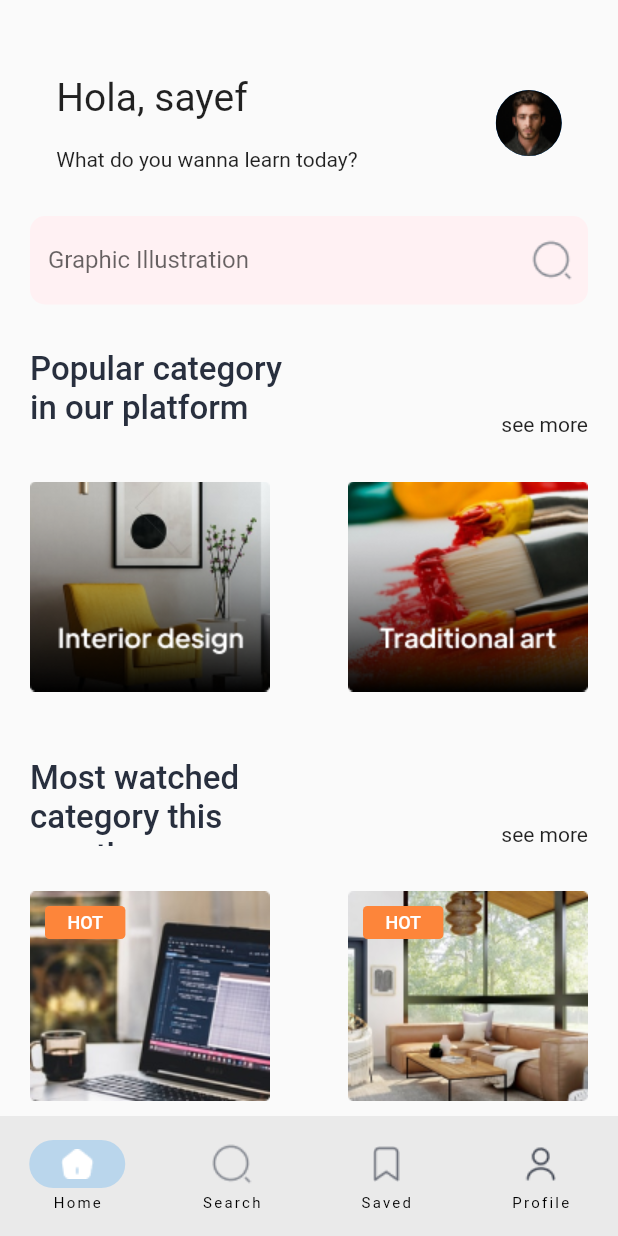
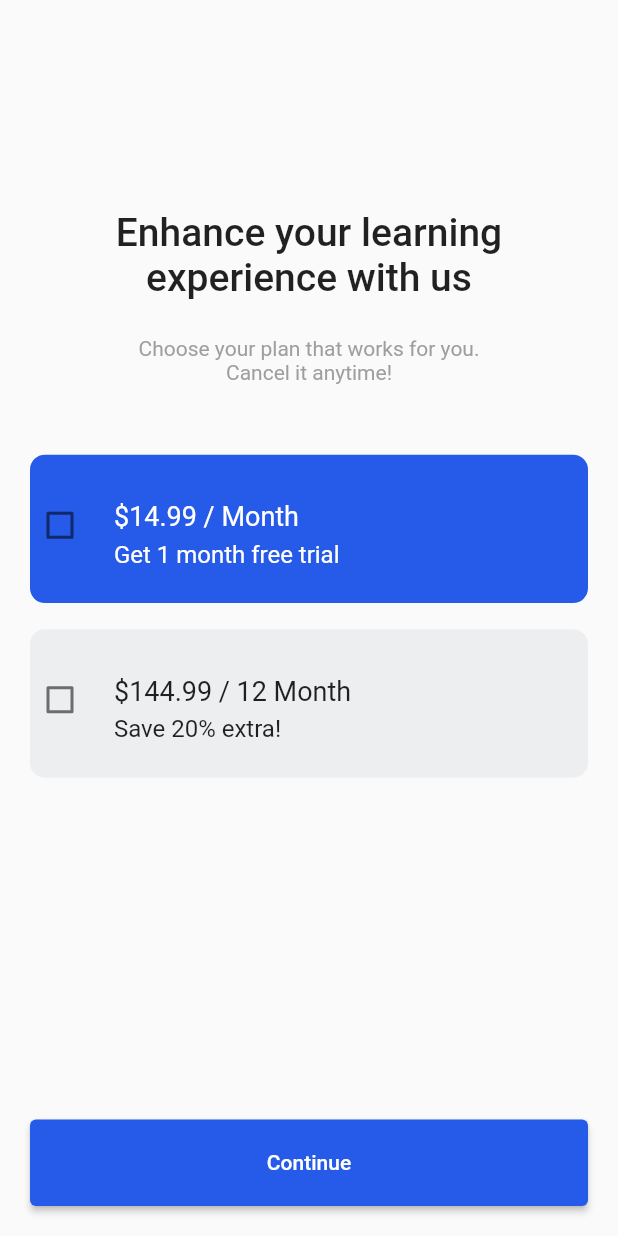
Before and after one commit to Glitch-bug/e_learning, a Flutter app: the screen it shows after launch, on a phone screen of 412 x 824 dp. Run offline on Flutter 3.47's test engine with Material 2 defaults, Android fonts, the phone set to English and light mode, and no system bars; our stand-ins replace flutter_switch, lite_rolling_switch.

Commit message:
teacher N payment

```diff
--- a/lib/home/frame.dart
+++ b/lib/home/frame.dart
@@ -24,6 +24,7 @@ class _FrameState extends State<Frame> {
   Widget build(BuildContext context){
     return Scaffold(
       body: pages[currentPage],
+
       bottomNavigationBar: NavigationBar(
         destinations: [
           NavigationDestination(icon: Image.asset("images/icons/Some.png"), label: "Home"),
--- a/lib/home/home.dart
+++ b/lib/home/home.dart
@@ -1,5 +1,7 @@
 import "package:flutter/material.dart";
 import "package:e_learning/home/section.dart";
+import "package:e_learning/course/frame.dart";
+import "package:e_learning/teacher/teacher.dart";
 
 class Home extends StatelessWidget{
   const Home({super.key});
@@ -70,11 +72,11 @@ class Home extends StatelessWidget{
               ),
               Padding(
                 padding: const EdgeInsets.only(top:30),
-                child: Section(heading:"Most watched category this month", image_1: "images/Group 1.png", image_2:"images/Group 2.png", width: 190, title: "HTML, CSS for noob and nerds", descr: "Sayef Mahmud, PixelCo", title1: "Modern Interior design for beginner!", descr1: "Samantha Rossye", badge:"HOT", badge1:"NEW", rate:4.5, rate1:4.35 ),
+                child: Section(heading:"Most watched category this month", image_1: "images/Group 1.png", image_2:"images/Group 2.png", width: 190, title: "HTML, CSS for noob and nerds", descr: "Sayef Mahmud, PixelCo", title1: "Modern Interior design for beginner!", descr1: "Samantha Rossye", badge:"HOT", badge1:"NEW", rate:4.5, rate1:4.35, loc: const CourseFrame(), loc1:  const CourseFrame(),),
               ),
               Padding(
                 padding: const EdgeInsets.only(top:30),
-                child: Section(heading:"Our top popular teacher this month", image_1: "images/Teacher 1.png", image_2:"images/Teacher 2.png", width: 195,),
+                child: Section(heading:"Our top popular teacher this month", image_1: "images/Teacher 1.png", image_2:"images/Teacher 2.png", width: 195, loc: Teacher()),
               ),
               Padding(
                 padding: const EdgeInsets.symmetric(vertical:40),
--- a/lib/main.dart
+++ b/lib/main.dart
@@ -2,7 +2,7 @@ import 'package:flutter/material.dart';
 import 'package:e_learning/splash_sign/splash.dart';
 import 'package:e_learning/forgotten/reset_pass.dart';
 import 'package:e_learning/home/frame.dart';
-import 'package:e_learning/home/teachers.dart';
+import 'package:e_learning/teacher/payment.dart';
 
 void main() {
   runApp(const MyApp());
@@ -29,7 +29,7 @@ class MyApp extends StatelessWidget {
         // is not restarted.
         primarySwatch: Colors.blue,
       ),
-      home: const Frame(),
+      home: Payment(),
     );
   }
 }
--- /dev/null
+++ b/lib/teacher/payment.dart
@@ -0,0 +1,158 @@
+import "package:flutter/material.dart";
+
+
+class Payment extends StatefulWidget {
+  const Payment({super.key});
+
+  @override
+  State<Payment> createState() => _PaymentState();
+}
+
+class _PaymentState extends State<Payment> {
+  bool month = false;
+  bool yr = false;
+  @override
+  Widget build(BuildContext context){
+    Size size = MediaQuery.of(context).size;
+    print(size.width * 0.8);
+    return Scaffold(
+      body: Padding(
+        padding: const EdgeInsets.all(20.0),
+        child: Column(
+          crossAxisAlignment: CrossAxisAlignment.center,
+          children: [
+            Center(
+              child: Padding(
+                padding: const EdgeInsets.only(top:108.0),
+                child: SizedBox(
+                  width: size.width * 0.9 - 40,
+                  height: size.height * 0.17,
+                  child: Column(
+                    crossAxisAlignment: CrossAxisAlignment.center,
+                    mainAxisAlignment: MainAxisAlignment.spaceAround,
+                    children: [
+                      const Text(
+                        "Enhance your learning experience with us",
+                        style: TextStyle(
+                          fontSize: 26,
+                          fontWeight: FontWeight.w500,
+                        ),
+                        textAlign: TextAlign.center,
+                      ),
+                      SizedBox(
+                        width: size.width * 0.57,
+                        child: const Text(
+                          "Choose your plan that works for you. Cancel it anytime!",
+                          style: TextStyle(
+                            fontSize:14,
+                            color: Colors.grey,
+                          ),
+                          textAlign: TextAlign.center,
+                        ),
+                      )
+                    ]),
+                ),
+              ),
+            ),
+            const Spacer(flex: 2,),
+            Container(
+              width: size.width,
+              height: size.height* 0.12,
+              decoration: const  BoxDecoration(
+                color:Color(0xff265AE8),
+                borderRadius: BorderRadius.all(Radius.circular(10)),
+              ),
+              child: Padding(
+                padding: EdgeInsets.symmetric(vertical: 11),
+                child: CheckboxListTile(
+                    title: Column(
+                      crossAxisAlignment: CrossAxisAlignment.start,
+                      children: const [
+                        Spacer(flex: 3,),
+                        Text(
+                          r"$14.99 / Month",
+                          style: TextStyle(
+                            fontSize: 18,
+                            color: Colors.white,
+                          ),
+                        ),
+                        Spacer(),
+                        Text(
+                          "Get 1 month free trial",
+                          style: TextStyle(
+                            color: Colors.white,
+                          )
+                        ),
+                        Spacer(flex: 3,)
+                      ]
+                    ),
+                    contentPadding: EdgeInsets.zero,
+                    value: month,
+                    activeColor: Colors.white,
+                    checkColor: const Color(0xff265AE8),
+                    onChanged: (newValue){
+                      setState(() {
+                        month = newValue!;
+                        if (month == true && yr == true){
+                          yr = false;
+                        }
+                      });
+                    },
+                    controlAffinity: ListTileControlAffinity.leading,
+                  ),
+              ),
+            ),
+            const Spacer(flex: 1,),
+            Container(
+              width: size.width,
+              height: size.height* 0.12,
+              decoration: const  BoxDecoration(
+                color:Color(0xffEDEEF0),
+                borderRadius: BorderRadius.all(Radius.circular(10)),
+              ),
+              child: Padding(
+                padding: const EdgeInsets.symmetric(vertical: 11),
+                child: CheckboxListTile(
+                    title: Column(
+                      crossAxisAlignment: CrossAxisAlignment.start,
+                      children: const[
+                          Spacer(flex: 3,),
+                          Text(
+                            "\$144.99 / 12 Month",
+                            style: TextStyle(
+                              fontSize: 18
+                            ),
+                          ),
+                          Spacer(),
+                          Text("Save 20% extra!"), Spacer(flex: 3,)
+                        ]
+                      ),
+                    contentPadding: EdgeInsets.zero,
+                    value: yr,
+                    onChanged: (newValue){
+                      setState(() {
+                        yr = newValue!;
+                         if (month == true && yr == true){
+                          month = false;
+                        }
+                      });
+                    },
+                    controlAffinity: ListTileControlAffinity.leading,
+                  ),
+              ),
+            ),
+            const Spacer(flex: 13,),
+            ElevatedButton(
+              onPressed: (){},
+              style: ElevatedButton.styleFrom(
+                minimumSize: Size(size.width, size.height * 0.07),
+                backgroundColor: const Color(0xff265AE8),
+              ),
+              child: const Text("Continue")
+            )
+          ],
+        ),
+      )
+    );
+  }
+}
```
Also changed, not shown: lib/course/frame.dart (added, +46 -0 lines), lib/home/section.dart (+47 -5 lines), lib/teacher/teacher.dart (added, +311 -0 lines), flutter_03.png (added), images/tch_profile.png (added).
